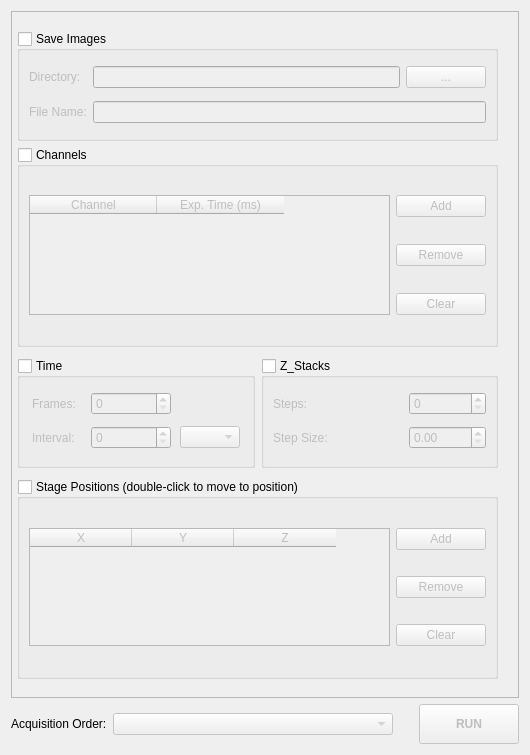
Before: the Qt Designer form micromanager_gui/multid_gui.ui in pymmcore-plus/napari-micromanager, drawn with Qt 5.
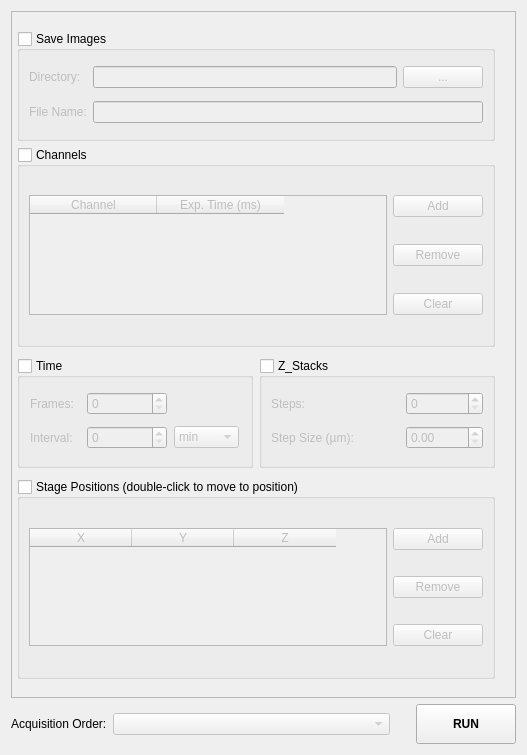
After: the same form once the commit is applied.

Patch:
```diff
--- a/micromanager_gui/multid_gui.ui
+++ b/micromanager_gui/multid_gui.ui
@@ -6,7 +6,7 @@
    <rect>
     <x>0</x>
     <y>0</y>
-    <width>530</width>
+    <width>527</width>
     <height>755</height>
    </rect>
   </property>
@@ -27,7 +27,7 @@
        <rect>
         <x>0</x>
         <y>0</y>
-        <width>504</width>
+        <width>501</width>
         <height>679</height>
        </rect>
       </property>
@@ -328,10 +328,25 @@
            <widget class="QComboBox" name="time_comboBox">
             <property name="maximumSize">
              <size>
-              <width>60</width>
+              <width>65</width>
               <height>16777215</height>
              </size>
             </property>
+            <item>
+             <property name="text">
+              <string>min</string>
+             </property>
+            </item>
+            <item>
+             <property name="text">
+              <string>sec</string>
+             </property>
+            </item>
+            <item>
+             <property name="text">
+              <string>ms</string>
+             </property>
+            </item>
            </widget>
           </item>
          </layout>
@@ -375,12 +390,12 @@
            <widget class="QLabel" name="label_7">
             <property name="maximumSize">
              <size>
-              <width>80</width>
+              <width>95</width>
               <height>16777215</height>
              </size>
             </property>
             <property name="text">
-             <string>Step Size:</string>
+             <string>Step Size (µm):</string>
             </property>
            </widget>
           </item>
@@ -630,7 +645,7 @@
      <item>
       <widget class="QPushButton" name="run_Button">
        <property name="enabled">
-        <bool>false</bool>
+        <bool>true</bool>
        </property>
        <property name="minimumSize">
         <size>
```
